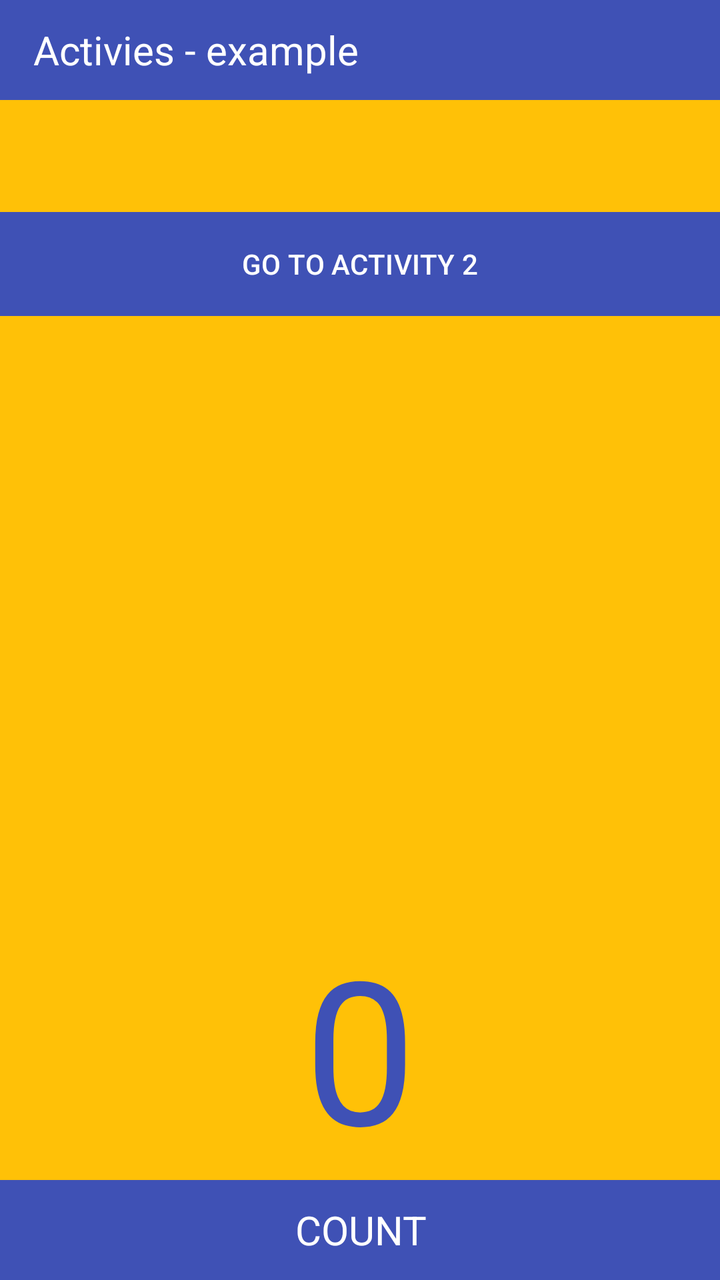
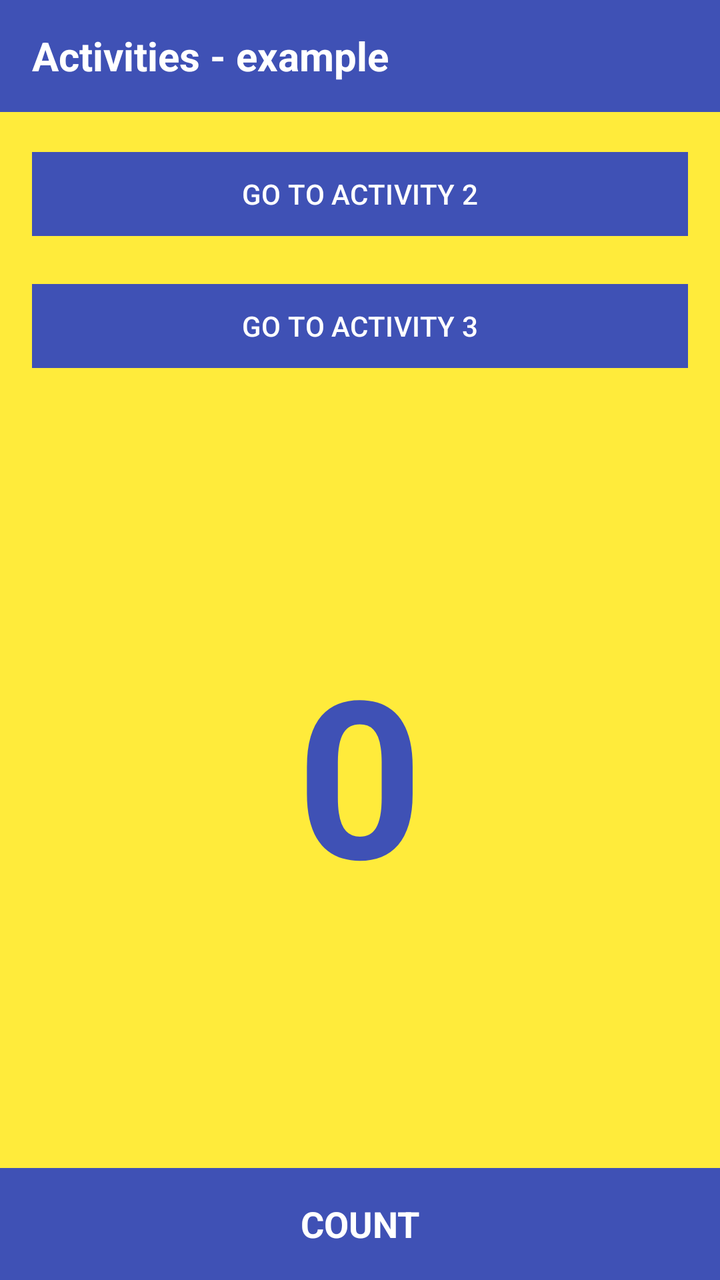

Screens rendered from an Android XML layout before and after an edit, with the pre-edit source and the edit as a unified diff.
<!-- AndroidManifest.xml: application theme Theme.Working_with_various_activities_app -->
<!-- res/layout/activity_main.xml -->
<?xml version="1.0" encoding="utf-8"?>
<androidx.constraintlayout.widget.ConstraintLayout xmlns:android="http://schemas.android.com/apk/res/android"
    xmlns:app="http://schemas.android.com/apk/res-auto"
    xmlns:tools="http://schemas.android.com/tools"
    android:id="@+id/main"
    android:layout_width="match_parent"
    android:layout_height="match_parent"
    tools:context=".MainActivity">

    <androidx.constraintlayout.widget.ConstraintLayout
        android:layout_width="match_parent"
        android:layout_height="match_parent"
        android:background="#FFC107"
        tools:layout_editor_absoluteX="149dp"
        tools:layout_editor_absoluteY="0dp">

        <TextView
            android:id="@+id/textView6"
            android:layout_width="411dp"
            android:layout_height="wrap_content"
            android:height="150px"
            android:background="#3F51B5"
            android:backgroundTint="#3F51B5"
            android:gravity="center"
            android:text="COUNT"
            android:textColor="#FFFFFF"
            android:textSize="20sp"
            app:layout_constraintBottom_toBottomOf="parent"
            app:layout_constraintEnd_toEndOf="parent"
            app:layout_constraintStart_toStartOf="parent" />

        <TextView
            android:id="@+id/textView"
            android:layout_width="0dp"
            android:layout_height="wrap_content"
            android:height="150px"
            android:background="#3F51B5"
            android:backgroundTint="#3F51B5"
            android:gravity="center_vertical"
            android:paddingStart="50px"
            android:text="Activies - example"
            android:textColor="#FFFFFF"
            android:textSize="20sp"
            app:layout_constraintEnd_toEndOf="parent"
            app:layout_constraintStart_toStartOf="parent"
            app:layout_constraintTop_toTopOf="parent" />

        <TextView
            android:id="@+id/textView7"
            android:layout_width="wrap_content"
            android:layout_height="wrap_content"
            android:text="0"
            android:textColor="#3F51B5"
            android:textSize="100sp"
            app:layout_constraintBottom_toTopOf="@+id/textView6"
            app:layout_constraintEnd_toEndOf="parent"
            app:layout_constraintStart_toStartOf="parent" />

        <Button
            android:id="@+id/button"
            android:layout_width="match_parent"
            android:layout_height="60sp"
            android:layout_marginTop="52dp"
            android:backgroundTint="#3F51B5"
            android:text="GO TO ACTIVITY 2"
            android:textColorLink="#3F51B5"
            app:cornerRadius="0px"
            app:layout_constraintEnd_toEndOf="parent"
            app:layout_constraintHorizontal_bias="0.0"
            app:layout_constraintStart_toStartOf="parent"
            app:layout_constraintTop_toBottomOf="@+id/textView" />
    </androidx.constraintlayout.widget.ConstraintLayout>

</androidx.constraintlayout.widget.ConstraintLayout>
<!-- resources referenced by this layout -->
<resources>
  <style name="Theme.Working_with_various_activities_app" parent="Base.Theme.Working_with_various_activities_app" />
  <style name="Base.Theme.Working_with_various_activities_app" parent="Theme.Material3.DayNight.NoActionBar">
          
          
      </style>
</resources>

<!-- the commit's change to res/layout/activity_main.xml (unified diff, before → after) -->
@@ -5,70 +5,84 @@
     android:id="@+id/main"
     android:layout_width="match_parent"
     android:layout_height="match_parent"
+    android:background="#FFEB3B"
     tools:context=".MainActivity">
 
-    <androidx.constraintlayout.widget.ConstraintLayout
-        android:layout_width="match_parent"
-        android:layout_height="match_parent"
-        android:background="#FFC107"
-        tools:layout_editor_absoluteX="149dp"
-        tools:layout_editor_absoluteY="0dp">
+    <TextView
+        android:id="@+id/textViewHeader"
+        android:layout_width="0dp"
+        android:layout_height="56dp"
+        android:background="#3F51B5"
+        android:gravity="center_vertical"
+        android:paddingStart="16dp"
+        android:paddingEnd="16dp"
+        android:text="Activities - example"
+        android:textColor="#FFFFFF"
+        android:textSize="20sp"
+        android:textStyle="bold"
+        app:layout_constraintEnd_toEndOf="parent"
+        app:layout_constraintStart_toStartOf="parent"
+        app:layout_constraintTop_toTopOf="parent" />
 
-        <TextView
-            android:id="@+id/textView6"
-            android:layout_width="411dp"
-            android:layout_height="wrap_content"
-            android:height="150px"
-            android:background="#3F51B5"
-            android:backgroundTint="#3F51B5"
-            android:gravity="center"
-            android:text="COUNT"
-            android:textColor="#FFFFFF"
-            android:textSize="20sp"
-            app:layout_constraintBottom_toBottomOf="parent"
-            app:layout_constraintEnd_toEndOf="parent"
-            app:layout_constraintStart_toStartOf="parent" />
+    <Button
+        android:id="@+id/buttonGoToActivity2"
+        android:layout_width="0dp"
+        android:layout_height="50dp"
+        android:layout_marginStart="16dp"
+        android:layout_marginTop="16dp"
+        android:layout_marginEnd="16dp"
+        android:backgroundTint="#3F51B5"
+        android:text="GO TO ACTIVITY 2"
+        android:textColor="#FFFFFF"
+        android:textSize="14sp"
+        app:cornerRadius="0dp"
+        app:layout_constraintEnd_toEndOf="parent"
+        app:layout_constraintStart_toStartOf="parent"
+        app:layout_constraintTop_toBottomOf="@+id/textViewHeader" />
 
-        <TextView
-            android:id="@+id/textView"
-            android:layout_width="0dp"
-            android:layout_height="wrap_content"
-            android:height="150px"
-            android:background="#3F51B5"
-            android:backgroundTint="#3F51B5"
-            android:gravity="center_vertical"
-            android:paddingStart="50px"
-            android:text="Activies - example"
-            android:textColor="#FFFFFF"
-            android:textSize="20sp"
-            app:layout_constraintEnd_toEndOf="parent"
-            app:layout_constraintStart_toStartOf="parent"
-            app:layout_constraintTop_toTopOf="parent" />
+    <Button
+        android:id="@+id/buttonGoToActivity3"
+        android:layout_width="0dp"
+        android:layout_height="50dp"
+        android:layout_marginStart="16dp"
+        android:layout_marginTop="16dp"
+        android:layout_marginEnd="16dp"
+        android:backgroundTint="#3F51B5"
+        android:text="GO TO ACTIVITY 3"
+        android:textColor="#FFFFFF"
+        android:textSize="14sp"
+        app:cornerRadius="0dp"
+        app:layout_constraintEnd_toEndOf="parent"
+        app:layout_constraintStart_toStartOf="parent"
+        app:layout_constraintTop_toBottomOf="@+id/buttonGoToActivity2" />
 
-        <TextView
-            android:id="@+id/textView7"
-            android:layout_width="wrap_content"
-            android:layout_height="wrap_content"
-            android:text="0"
-            android:textColor="#3F51B5"
-            android:textSize="100sp"
-            app:layout_constraintBottom_toTopOf="@+id/textView6"
-            app:layout_constraintEnd_toEndOf="parent"
-            app:layout_constraintStart_toStartOf="parent" />
+    <TextView
+        android:id="@+id/textView7"
+        android:layout_width="wrap_content"
+        android:layout_height="wrap_content"
+        android:text="0"
+        android:textColor="#3F51B5"
+        android:textSize="110sp"
+        android:textStyle="bold"
+        app:layout_constraintBottom_toTopOf="@+id/textView6"
+        app:layout_constraintEnd_toEndOf="parent"
+        app:layout_constraintStart_toStartOf="parent"
+        app:layout_constraintTop_toBottomOf="@+id/buttonGoToActivity3" />
 
-        <Button
-            android:id="@+id/button"
-            android:layout_width="match_parent"
-            android:layout_height="60sp"
-            android:layout_marginTop="52dp"
-            android:backgroundTint="#3F51B5"
-            android:text="GO TO ACTIVITY 2"
-            android:textColorLink="#3F51B5"
-            app:cornerRadius="0px"
-            app:layout_constraintEnd_toEndOf="parent"
-            app:layout_constraintHorizontal_bias="0.0"
-            app:layout_constraintStart_toStartOf="parent"
-            app:layout_constraintTop_toBottomOf="@+id/textView" />
-    </androidx.constraintlayout.widget.ConstraintLayout>
+    <TextView
+        android:id="@+id/textView6"
+        android:layout_width="0dp"
+        android:layout_height="56dp"
+        android:background="#3F51B5"
+        android:clickable="true"
+        android:focusable="true"
+        android:gravity="center"
+        android:text="COUNT"
+        android:textColor="#FFFFFF"
+        android:textSize="18sp"
+        android:textStyle="bold"
+        app:layout_constraintBottom_toBottomOf="parent"
+        app:layout_constraintEnd_toEndOf="parent"
+        app:layout_constraintStart_toStartOf="parent" />
 
 </androidx.constraintlayout.widget.ConstraintLayout>
